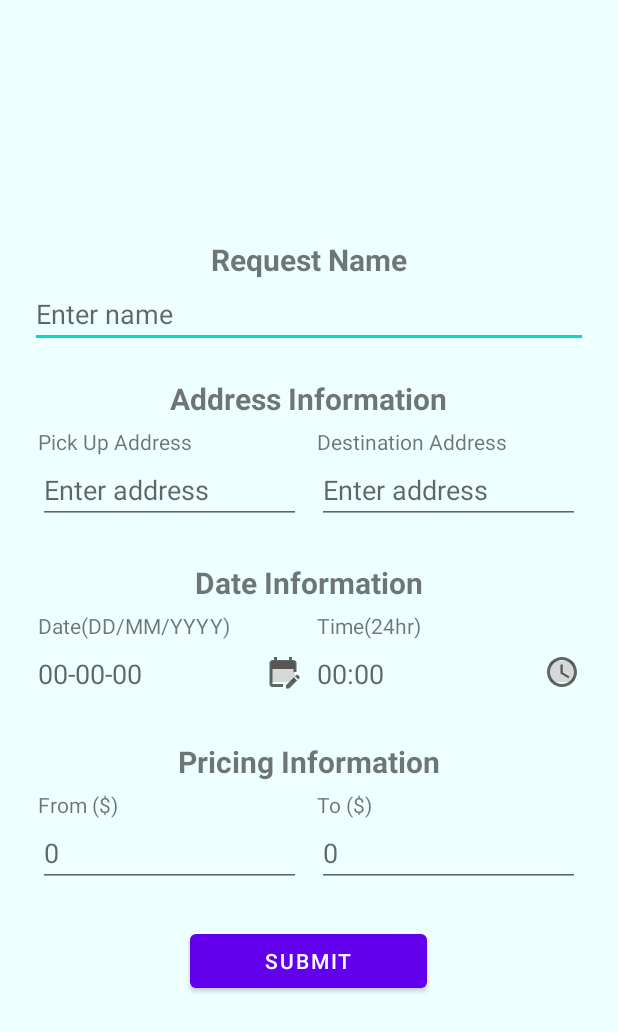
After one commit to rhit-fengr/RoseRide-Android, an Android app: the layout fragment_request_add.xml on its own in the app's theme, with its tools: preview values and no code run, on a phone screen of 412 x 824 dp. The commit adds this screen. Shown: the top 1032 px of the screen. Run offline under Robolectric (Android 15) with nearby library versions, the light colour scheme and no system bars.

Commit message:
made an add request page and fixed edit page

```diff
--- a/main/RoseRide/app/build.gradle
+++ b/main/RoseRide/app/build.gradle
@@ -46,6 +46,7 @@ dependencies {
     implementation 'androidx.lifecycle:lifecycle-viewmodel-ktx:2.4.0'
     implementation 'androidx.navigation:navigation-fragment-ktx:2.3.5'
     implementation 'androidx.navigation:navigation-ui-ktx:2.3.5'
+    implementation 'androidx.legacy:legacy-support-v4:1.0.0'
     testImplementation 'junit:junit:4.+'
     androidTestImplementation 'androidx.test.ext:junit:1.1.3'
     androidTestImplementation 'androidx.test.espresso:espresso-core:3.4.0'
--- a/main/RoseRide/app/src/main/java/edu/rosehulman/roseride/RequestAdapter.kt
+++ b/main/RoseRide/app/src/main/java/edu/rosehulman/roseride/RequestAdapter.kt
@@ -67,7 +67,7 @@ class RequestAdapter(fragment: RequestListFragment) : RecyclerView.Adapter<Reque
         fun bind(r: Request) {
             title.text = r.title
             address.text = "Address: "+r.destinationAddr.toString()
-            time.text = "Set-off Time: "+ r.setOffDate.toString() + " " + r.setOffTime.toString()
+            time.text = "Set-off Time: "+ r.setOffDate.toString() + " " + r.setOffTime.toString().substring(0, r.setOffTime.toString().length-3)
             price.text = "Price($): "+r.minPrice+" ~ "+r.maxPrice
             Log.d("RR","isSelected: ${r.isSelected}")
 
--- a/main/RoseRide/app/src/main/java/edu/rosehulman/roseride/ui/model/RequestViewModel.kt
+++ b/main/RoseRide/app/src/main/java/edu/rosehulman/roseride/ui/model/RequestViewModel.kt
@@ -67,7 +67,7 @@ class RequestViewModel : ViewModel(){
             setOffTime: Time,
             setOffDate: Date,
             pickUpAddr: Address,
-            returnTime: Time,
+//            returnTime: Time,
             numOfPassengers: Int,
             destinationAddr: Address,
             sharable: Boolean = false,
--- a/main/RoseRide/app/src/main/java/edu/rosehulman/roseride/ui/requestList/RequestListFragment.kt
+++ b/main/RoseRide/app/src/main/java/edu/rosehulman/roseride/ui/requestList/RequestListFragment.kt
@@ -6,8 +6,10 @@ import android.view.View
 import android.view.ViewGroup
 import androidx.fragment.app.Fragment
 import androidx.lifecycle.ViewModelProvider
+import androidx.navigation.fragment.findNavController
 import androidx.recyclerview.widget.DividerItemDecoration
 import androidx.recyclerview.widget.LinearLayoutManager
+import edu.rosehulman.roseride.R
 import edu.rosehulman.roseride.RequestAdapter
 import edu.rosehulman.roseride.databinding.FragmentRequestListBinding
 import edu.rosehulman.roseride.ui.model.Request
@@ -41,7 +43,7 @@ class RequestListFragment : Fragment() {
         binding.recyclerView.addItemDecoration(DividerItemDecoration(requireContext(), DividerItemDecoration.VERTICAL))
 
         binding.fab.setOnClickListener{
-            adapter.addRequest(null)
+            findNavController().navigate(R.id.navigation_request_add)
         }
 
 
--- /dev/null
+++ b/main/RoseRide/app/src/main/res/layout/fragment_request_add.xml
@@ -0,0 +1,250 @@
+<?xml version="1.0" encoding="utf-8"?>
+<RelativeLayout xmlns:android="http://schemas.android.com/apk/res/android"
+    xmlns:tools="http://schemas.android.com/tools"
+    android:layout_width="match_parent"
+    android:layout_height="match_parent"
+    android:background="@color/light"
+    android:orientation="vertical"
+    android:gravity="center"
+    android:padding="20dp"
+    tools:context=".ui.RequestAddFragment">
+
+    <TextView
+        android:id="@+id/request_name_title"
+        android:layout_width="wrap_content"
+        android:layout_height="wrap_content"
+        android:layout_centerHorizontal="true"
+        android:textSize="20sp"
+        android:textStyle="bold"
+        android:text="Request Name"/>
+
+    <EditText
+        android:id="@+id/request_name"
+        android:layout_width="match_parent"
+        android:layout_height="wrap_content"
+        android:layout_below="@id/request_name_title"
+        android:hint="Enter name"
+        android:layout_marginBottom="20dp"/>
+
+    <TextView
+        android:layout_below="@id/request_name"
+        android:id="@+id/request_address"
+        android:layout_width="wrap_content"
+        android:layout_height="wrap_content"
+        android:text="Address Information"
+        android:textStyle="bold"
+        android:layout_centerHorizontal="true"
+        android:textSize="20sp"/>
+
+    <LinearLayout
+        android:id="@+id/double_address"
+        android:layout_width="match_parent"
+        android:layout_height="wrap_content"
+        android:weightSum="100"
+        android:layout_below="@+id/request_address"
+        android:layout_marginBottom="20dp">
+
+        <RelativeLayout
+            android:layout_margin="5dp"
+            android:layout_width="0dp"
+            android:layout_height="wrap_content"
+            android:layout_weight="50">
+            <TextView
+                android:id="@+id/pick_up_address_title"
+                android:layout_width="wrap_content"
+                android:layout_height="wrap_content"
+                android:text="Pick Up Address"/>
+
+            <EditText
+                android:id="@+id/pick_up_address_answer"
+                android:layout_width="match_parent"
+                android:layout_height="wrap_content"
+                android:layout_below="@id/pick_up_address_title"
+                android:hint="Enter address" />
+        </RelativeLayout>
+
+        <RelativeLayout
+            android:layout_margin="5dp"
+            android:layout_width="0dp"
+            android:layout_height="wrap_content"
+            android:layout_weight="50">
+            <TextView
+                android:id="@+id/destination_address_title"
+                android:layout_width="wrap_content"
+                android:layout_height="wrap_content"
+                android:text="Destination Address"/>
+            <EditText
+                android:id="@+id/destination_address_answer"
+                android:layout_width="match_parent"
+                android:layout_height="wrap_content"
+                android:layout_below="@+id/destination_address_title"
+                android:hint="Enter address"/>
+        </RelativeLayout>
+
+    </LinearLayout>
+
+    <TextView
+        android:id="@+id/date_info_title"
+        android:layout_width="wrap_content"
+        android:layout_height="wrap_content"
+        android:text="Date Information"
+        android:layout_centerHorizontal="true"
+        android:textStyle="bold"
+        android:textSize="20sp"
+        android:layout_below="@+id/double_address"/>
+
+    <LinearLayout
+        android:id="@+id/double_date"
+        android:layout_width="match_parent"
+        android:layout_height="wrap_content"
+        android:weightSum="100"
+        android:layout_below="@+id/date_info_title"
+        android:layout_marginBottom="20dp">
+
+        <RelativeLayout
+            android:layout_margin="5dp"
+            android:layout_width="0dp"
+            android:layout_height="wrap_content"
+            android:layout_weight="50">
+            <TextView
+                android:id="@+id/date_title"
+                android:layout_width="wrap_content"
+                android:layout_height="wrap_content"
+                android:text="@string/date_title" />
+
+            <TextView
+                android:layout_marginTop="10dp"
+                android:textSize="18sp"
+                android:id="@+id/date_answer"
+                android:layout_width="wrap_content"
+                android:layout_height="wrap_content"
+                android:layout_below="@+id/date_title"
+                android:hint="00-00-00" />
+
+            <ImageButton
+                android:id="@+id/date_button"
+                android:layout_width="24dp"
+                android:layout_height="26dp"
+                android:layout_below="@id/date_title"
+                android:layout_alignParentRight="true"
+                android:layout_marginVertical="8dp"
+                android:src="@drawable/ic_baseline_edit_calendar_24"/>
+
+        </RelativeLayout>
+
+        <RelativeLayout
+            android:layout_margin="5dp"
+            android:layout_width="0dp"
+            android:layout_height="wrap_content"
+            android:layout_weight="50">
+
+            <TextView
+                android:id="@+id/time_title"
+                android:layout_width="wrap_content"
+                android:layout_height="wrap_content"
+                android:text="Time(24hr)" />
+
+            <TextView
+                android:layout_marginTop="10dp"
+                android:textSize="18sp"
+                android:id="@+id/time_answer"
+                android:layout_width="wrap_content"
+                android:layout_height="wrap_content"
+                android:layout_below="@+id/time_title"
+                android:hint="00:00" />
+
+            <ImageButton
+                android:id="@+id/time_button"
+                android:layout_width="24dp"
+                android:layout_height="26dp"
+                android:layout_below="@id/time_title"
+                android:layout_alignParentRight="true"
+                android:layout_marginVertical="8dp"
+                android:src="@drawable/ic_baseline_access_time_24"/>
+        </RelativeLayout>
+
+        <!--        <RelativeLayout-->
+        <!--            android:layout_margin="5dp"-->
+        <!--            android:layout_width="0dp"-->
+        <!--            android:layout_height="wrap_content"-->
+        <!--            android:layout_weight="25">-->
+        <!--            <TextView-->
+        <!--                android:id="@+id/zone_title"-->
+        <!--                android:layout_width="wrap_content"-->
+        <!--                android:layout_height="wrap_content"-->
+        <!--                android:text="Zone"/>-->
+        <!--            <EditText-->
+        <!--                android:layout_below="@+id/zone_title"-->
+        <!--                android:layout_width="match_parent"-->
+        <!--                android:layout_height="wrap_content"-->
+        <!--                android:hint="CST"/>-->
+        <!--        </RelativeLayout>-->
+
+    </LinearLayout>
+
+    <TextView
+        android:id="@+id/price_title"
+        android:layout_width="wrap_content"
+        android:layout_height="wrap_content"
+        android:text="Pricing Information"
+        android:layout_centerHorizontal="true"
+        android:textStyle="bold"
+        android:textSize="20sp"
+        android:layout_below="@+id/double_date"/>
+
+    <LinearLayout
+        android:id="@+id/double_price"
+        android:layout_width="match_parent"
+        android:layout_height="wrap_content"
+        android:weightSum="100"
+        android:layout_below="@+id/price_title"
+        android:layout_marginBottom="20dp">
+        <RelativeLayout
+            android:layout_margin="5dp"
+            android:layout_width="0dp"
+            android:layout_height="wrap_content"
+            android:layout_weight="50">
+            <TextView
+                android:id="@+id/min_price_title"
+                android:layout_width="wrap_content"
+                android:layout_height="wrap_content"
+                android:text="From ($)"/>
+
+            <EditText
+                android:id="@+id/min_price"
+                android:layout_width="match_parent"
+                android:layout_height="wrap_content"
+                android:layout_below="@id/min_price_title"
+                android:hint="0" />
+        </RelativeLayout>
+
+        <RelativeLayout
+            android:layout_margin="5dp"
+            android:layout_width="0dp"
+            android:layout_height="wrap_content"
+            android:layout_weight="50">
+            <TextView
+                android:id="@+id/max_price_title"
+                android:layout_width="wrap_content"
+                android:layout_height="wrap_content"
+                android:text="To ($)"/>
+            <EditText
+                android:id="@+id/max_price"
+                android:layout_width="match_parent"
+                android:layout_height="wrap_content"
+                android:layout_below="@+id/max_price_title"
+                android:hint="0"/>
+        </RelativeLayout>
+
+    </LinearLayout>
+
+    <Button
+        android:paddingHorizontal="50dp"
+        android:id="@+id/request_edit_submit"
+        android:layout_width="wrap_content"
+        android:layout_height="wrap_content"
+        android:text="Submit"
+        android:layout_below="@id/double_price"
+        android:layout_centerHorizontal="true"/>
+
+</RelativeLayout>
--- a/main/RoseRide/app/src/main/res/navigation/mobile_navigation.xml
+++ b/main/RoseRide/app/src/main/res/navigation/mobile_navigation.xml
@@ -25,6 +25,12 @@
 
     //new
     <fragment
+        android:id="@+id/navigation_request_add"
+        android:name="edu.rosehulman.roseride.ui.RequestAddFragment"
+        android:label="Add"
+        tools:layout="@layout/fragment_request_add" />
+
+    <fragment
         android:id="@+id/navigation_request_edit"
         android:name="edu.rosehulman.roseride.ui.RequestEditFragment"
         android:label="@string/menu_requests"
--- a/main/RoseRide/app/src/main/res/values/strings.xml
+++ b/main/RoseRide/app/src/main/res/values/strings.xml
@@ -28,4 +28,6 @@
     <string name="drawer_favorites">My Favorites</string>
     <string name="drawer_location">My Location</string>
     <string name="date_title">Date(DD/MM/YYYY)</string>
+    <!-- TODO: Remove or change this placeholder text -->
+    <string name="hello_blank_fragment">Hello blank fragment</string>
 </resources>
```
Also changed, not shown: main/RoseRide/app/src/main/java/edu/rosehulman/roseride/ui/RequestAddFragment.kt (added, +123 -0 lines), main/RoseRide/app/src/main/java/edu/rosehulman/roseride/ui/RequestEditFragment.kt (+20 -7 lines), main/RoseRide/app/src/main/java/edu/rosehulman/roseride/ui/model/Address.kt (+11 -2 lines).
